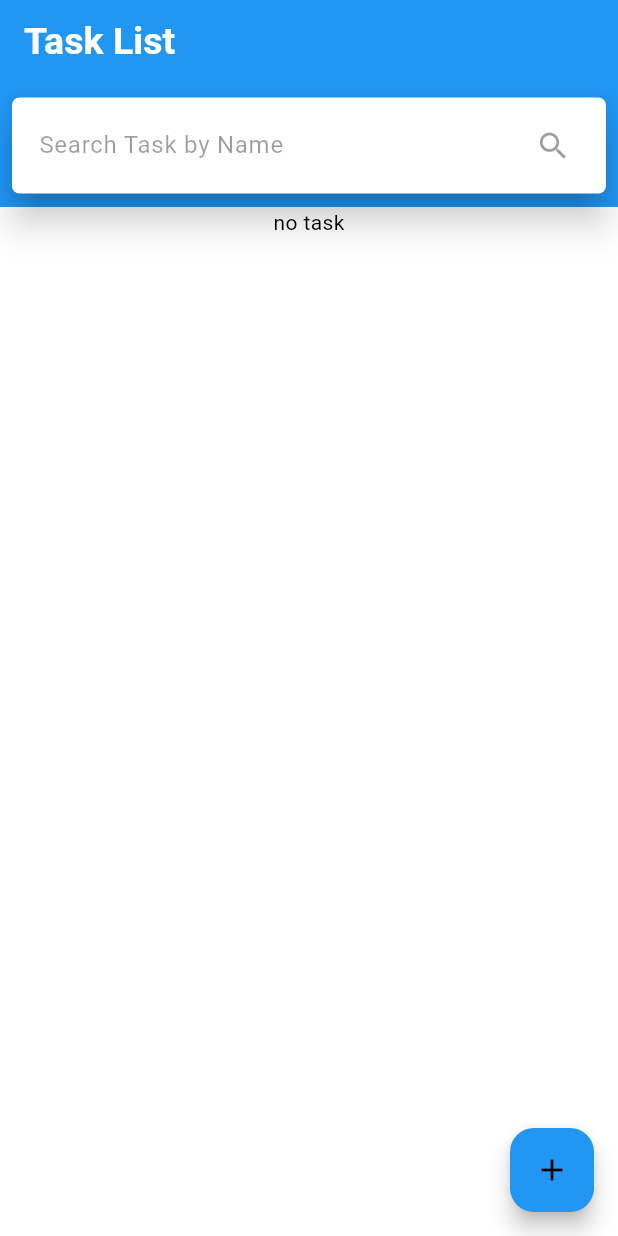
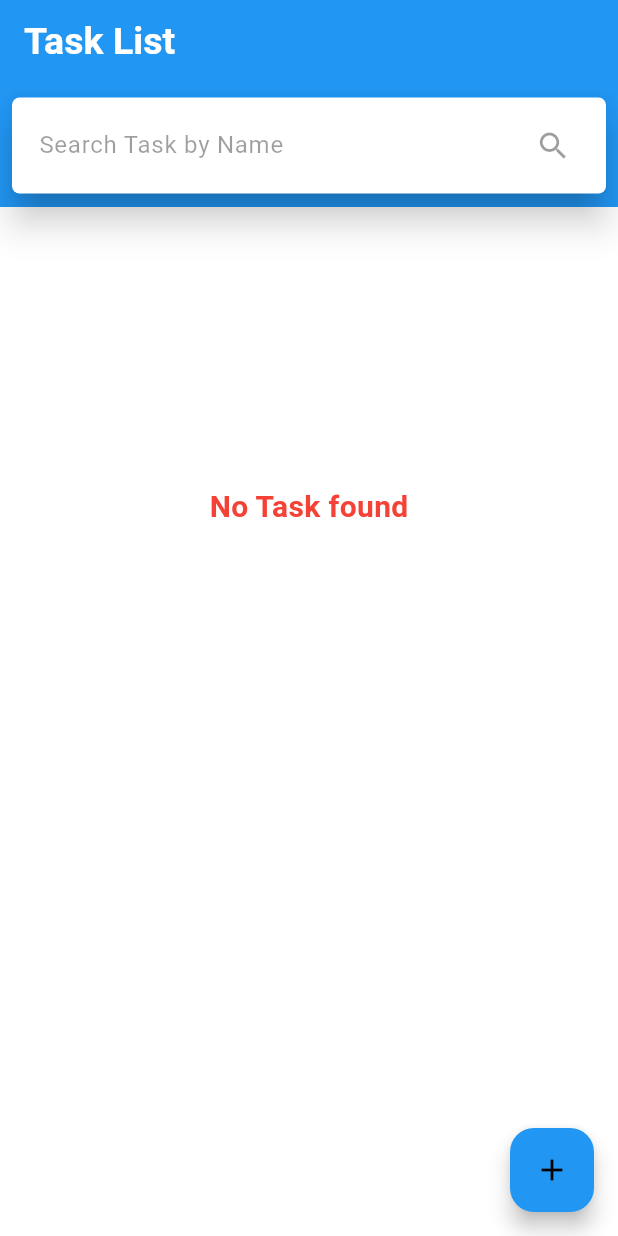
Before and after one commit to Zianur-6am/SQFlite-CRUD, a Flutter app: the screen it shows after launch, on a phone screen of 412 x 824 dp. Run offline on Flutter 3.47's test engine with Material 3 defaults, Android fonts, the phone set to English and light mode, and no system bars; our stand-ins replace get, sqflite; accounts and stored records are empty.

Commit message:
Feature: Implemented Searching functionality
Refac: No task found for search design implemented

```diff
--- a/lib/features/home/screen/home.dart
+++ b/lib/features/home/screen/home.dart
@@ -77,12 +77,13 @@ class _HomePageState extends State<HomePage> {
                     ),
                   ),
                 ),
-                if(taskController.taskList.isEmpty) const Column(
-                  mainAxisAlignment: MainAxisAlignment.center,
-                  children: [
-                    Center(child: Text('no task'),),
-                  ],
-                )
+                if(taskController.taskList.isEmpty)
+                  SizedBox(
+                    height: 400,
+                    child: Center(
+                      child: Text('no_task'.tr, style: TextStyle(color: Colors.red, fontSize: 20, fontWeight: FontWeight.bold),),
+                    )
+                  )
                 else ListView.builder(
                     itemCount: taskController.taskList.length,
                     scrollDirection: Axis.vertical,
@@ -91,7 +92,7 @@ class _HomePageState extends State<HomePage> {
                       Tasks task = taskController.taskList[index];
 
                       return Card(
-                        elevation: 10,
+                        elevation: 5,
                         shadowColor: Colors.blue,
                         margin: const EdgeInsets.all(8),
                         child: ListTile(
--- a/lib/features/home/screen/update_task.dart
+++ b/lib/features/home/screen/update_task.dart
@@ -59,7 +59,6 @@ class _UpdateTaskState extends State<UpdateTask> {
               mainAxisAlignment: MainAxisAlignment.center,
               children: [
                 TextFormField(
-
                   controller: titleController,
                   // initialValue: title,
                   decoration: InputDecoration(labelText: 'title'.tr, border: const OutlineInputBorder()),
--- a/lib/internationalization/messages.dart
+++ b/lib/internationalization/messages.dart
@@ -11,6 +11,7 @@ class Messages extends Translations{
       'update_task' : 'Update Task',
       'title' : 'Title',
       'description' : 'Description',
+      'no_task' : 'No Task found',
     }
   };
 
```
